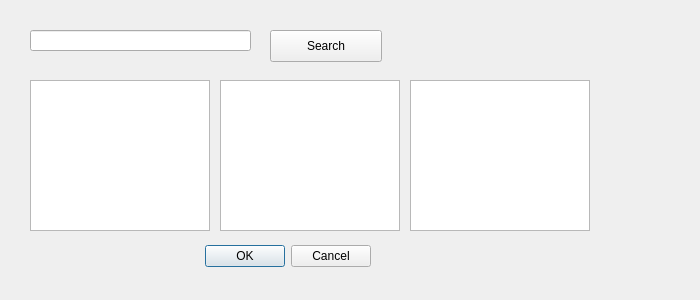
The window that ptaplugin_dialog_base.ui (spatineo/pth-qgis-plugin) describes before a commit, drawn with Qt 5.
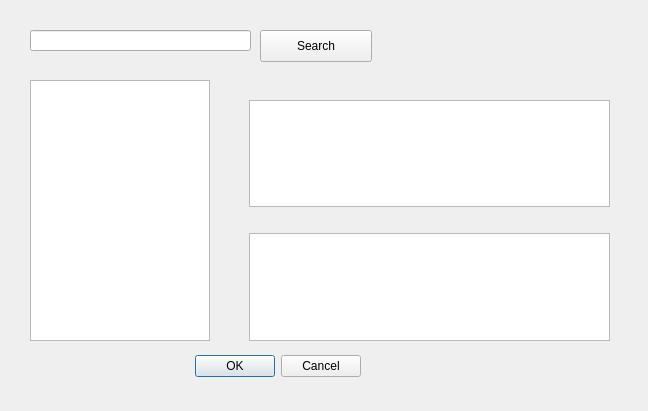
The same window after the commit.

Commit message: Add features requests

Patch:
```diff
--- a/ptaplugin_dialog_base.ui
+++ b/ptaplugin_dialog_base.ui
@@ -1,22 +1,22 @@
 <ui version="4.0" >
  <class>ptapluginDialogBase</class>
- <widget class="QDialog" name="ptapluginDialogBase" >
-  <property name="geometry" >
+ <widget class="QDialog" name="ptapluginDialogBase">
+  <property name="geometry">
    <rect>
     <x>0</x>
     <y>0</y>
-    <width>700</width>
-    <height>300</height>
+    <width>648</width>
+    <height>411</height>
    </rect>
   </property>
   <property name="windowTitle" >
    <string>ptaplugin</string>
   </property>
-  <widget class="QDialogButtonBox" name="button_box" >
-   <property name="geometry" >
+  <widget class="QDialogButtonBox" name="button_box">
+   <property name="geometry">
     <rect>
-     <x>30</x>
-     <y>240</y>
+     <x>20</x>
+     <y>350</y>
      <width>341</width>
      <height>32</height>
     </rect>
@@ -32,7 +32,7 @@
   <widget class="QPushButton" name="searchButton">
    <property name="geometry">
     <rect>
-     <x>270</x>
+     <x>260</x>
      <y>30</y>
      <width>112</width>
      <height>32</height>
@@ -49,34 +49,10 @@
      <x>30</x>
      <y>80</y>
      <width>180</width>
-     <height>151</height>
+     <height>261</height>
     </rect>
    </property>
   </widget>
-
-
-  <widget class="QListWidget" name="searchResult2">
-   <property name="geometry">
-    <rect>
-     <x>220</x>
-     <y>80</y>
-     <width>180</width>
-     <height>151</height>
-    </rect>
-   </property>
-  </widget>
-
-  <widget class="QListWidget" name="searchResult3">
-   <property name="geometry">
-    <rect>
-     <x>410</x>
-     <y>80</y>
-     <width>180</width>
-     <height>151</height>
-    </rect>
-   </property>
-  </widget>
-
   <widget class="QLineEdit" name="searchBox">
    <property name="geometry">
     <rect>
@@ -87,7 +63,44 @@
     </rect>
    </property>
   </widget>
-
+  <widget class="QWidget" name="verticalLayoutWidget">
+   <property name="geometry">
+    <rect>
+     <x>249</x>
+     <y>80</y>
+     <width>361</width>
+     <height>261</height>
+    </rect>
+   </property>
+   <layout class="QVBoxLayout" name="verticalLayout">
+    <item>
+     <widget class="QLabel" name="abstractLabel">
+      <property name="text">
+       <string></string>
+      </property>
+     </widget>
+    </item>
+    <item>
+     <widget class="QTextBrowser" name="abstractBox"/>
+    </item>
+    <item>
+     <spacer name="horizontalSpacer">
+      <property name="orientation">
+       <enum>Qt::Horizontal</enum>
+      </property>
+      <property name="sizeHint" stdset="0">
+       <size>
+        <width>40</width>
+        <height>20</height>
+       </size>
+      </property>
+     </spacer>
+    </item>
+    <item>
+     <widget class="QListWidget" name="searchResult2"/>
+    </item>
+   </layout>
+  </widget>
  </widget>
  <resources/>
  <connections>
```
Left out of the diff: 35 changed lines with no effect on the pictures. The commit also changes 2 other files.
